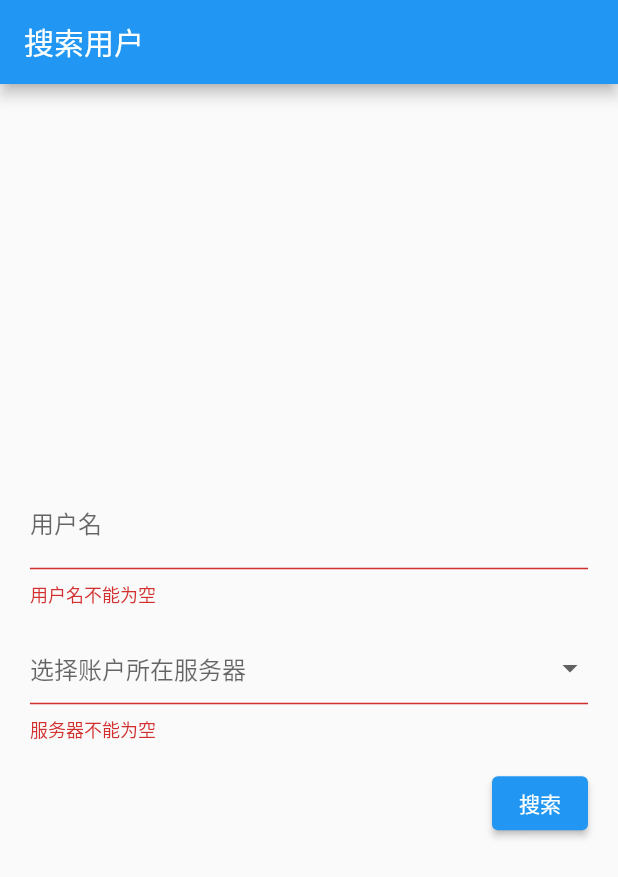
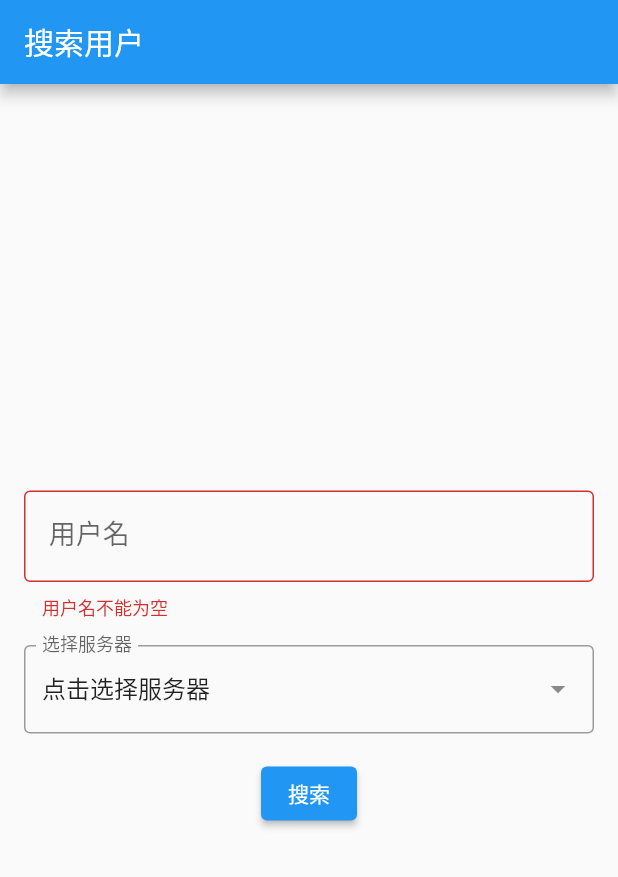
Before and after one commit to LXPDY/wows_kokomi_app, a Flutter app: the screen it shows after launch, after a tap on "搜索", on a phone screen of 412 x 824 dp. Shown: the top 877 px of the screen. Run offline on Flutter 3.47's test engine with Material 2 defaults, Android fonts, the phone set to English and light mode, and no system bars; accounts and stored records are empty; network calls fail.

Commit message:
feat:优化了用户搜索界面的UI

```diff
--- a/lib/widgets/user_search_list_view.dart
+++ b/lib/widgets/user_search_list_view.dart
@@ -6,11 +6,15 @@ import 'package:wows_kokomi_app/models/user_seach_model.dart';
 import 'package:wows_kokomi_app/widgets/error_widget.dart';
 
 const int limit = 10;
-final ListUserData searchLastData = ListUserData.createData("列表最多展示$limit个用户数据,如果未搜到请更详细地搜索,或检查用户名", null);
-final ListUserData searchErrorData = ListUserData.createData("获取用户列表为空,请检查网络环境以及用户名后刷新,或联系开发者", null);
+final ListUserData searchLastData =
+    ListUserData.createData("列表最多展示$limit个用户数据,如果未搜到请更详细地搜索,或检查用户名", null);
+final ListUserData searchErrorData =
+    ListUserData.createData("获取用户列表为空,请检查网络环境以及用户名后刷新,或联系开发者", null);
 
 class UserDataListPage extends StatefulWidget {
-  const UserDataListPage({Key? key, required this.serverName, required this.userName}) : super(key: key);
+  const UserDataListPage(
+      {Key? key, required this.serverName, required this.userName})
+      : super(key: key);
   final ServerName serverName;
   final String userName;
   @override
@@ -40,10 +44,12 @@ class _UserDataListPageState extends State<UserDataListPage> {
       errorWidge(userList.errorModel);
     }
   }
-  void errorWidge(ErrorHttpModel? errorHttpModel){
+
+  void errorWidge(ErrorHttpModel? errorHttpModel) {
     Navigator.push(
       context,
-      MaterialPageRoute(builder: (context) => HttpErrorWidget(errorModel: errorHttpModel)),
+      MaterialPageRoute(
+          builder: (context) => HttpErrorWidget(errorModel: errorHttpModel)),
     );
   }
 
@@ -62,8 +68,12 @@ class _UserDataListPageState extends State<UserDataListPage> {
                     return InkWell(
                       onTap: () {
                         // 在这里处理点击事件
+                        FocusScope.of(context).requestFocus(FocusNode());
                         if (kDebugMode) {
                           print('Clicked on ${userData.name}');
+                        }
+                        if (userData.aid == null) {
+                          return;
                         }
                       },
                       child: ListTile(
@@ -72,7 +82,6 @@ class _UserDataListPageState extends State<UserDataListPage> {
                       ),
                     );
                   },
-            )
-              ));
+                )));
   }
 }
--- a/lib/widgets/user_search_view.dart
+++ b/lib/widgets/user_search_view.dart
@@ -25,7 +25,7 @@ class _UserInputPageState extends State<UserInputPage> {
       appBar: AppBar(title: const Text('搜索用户')),
       body: Center(
         child: Padding(
-          padding: const EdgeInsets.all(20.0),
+          padding: const EdgeInsets.all(16.0),
           child: Form(
             key: _formKey,
             child: Column(
@@ -33,47 +33,56 @@ class _UserInputPageState extends State<UserInputPage> {
               crossAxisAlignment: CrossAxisAlignment.start,
               children: [
                 TextFormField(
+                  style: const TextStyle(fontSize: 18),
                   controller: _userNameController,
                   decoration: const InputDecoration(
-                    labelText: '用户名',
+                    labelText: ' 用户名',
+                    contentPadding:
+                        EdgeInsets.symmetric(vertical: 20.0, horizontal: 12),
+                    border: OutlineInputBorder(),
                   ),
                   validator: (value) {
                     if (value == null || value.isEmpty) {
                       return '用户名不能为空';
                     }
-                    if (!RegExp(r'^[a-zA-Z0-9_!@#$%^&*(),.?":{}|<>]+$')
-                        .hasMatch(value)) {
-                      return '请不要输入特殊符号';
-                    }
                     return null;
                   },
                 ),
                 const SizedBox(height: 16),
-                DropdownButtonFormField<ServerName>(
-                  hint: const Text('选择账户所在服务器'),
-                  value: _selectedServerName,
-                  onChanged: (ServerName? newValue) {
-                    setState(() {
-                      _selectedServerName = newValue;
-                    });
+                TextFormField(
+                  decoration: InputDecoration(
+                    labelText: '选择服务器',
+                    border: const OutlineInputBorder(),
+                    suffixIcon: PopupMenuButton<ServerName>(
+                      icon: const Icon(Icons.arrow_drop_down),
+                      itemBuilder: (BuildContext context) {
+                        return ServerName.values
+                            .map<PopupMenuItem<ServerName>>((ServerName value) {
+                          return PopupMenuItem<ServerName>(
+                            value: value,
+                            child: Text(value.name),
+                          );
+                        }).toList();
+                      },
+                      onSelected: (ServerName? newValue) {
+                        setState(() {
+                          _selectedServerName = newValue;
+                        });
+                      },
+                    ),
+                  ),
+                  readOnly: true,
+                  controller: TextEditingController(
+                    text: _selectedServerName?.name ?? '点击选择服务器',
+                  ),
+                  onTap: () {
+                    // 防止打开键盘
+                    FocusScope.of(context).requestFocus(FocusNode());
                   },
-                  validator: (value) {
-                    if (value == null) {
-                      return '服务器不能为空';
-                    }
-                    return null;
-                  },
-                  items: ServerName.values
-                      .map<DropdownMenuItem<ServerName>>((ServerName value) {
-                    return DropdownMenuItem<ServerName>(
-                      value: value,
-                      child: Text(value.name),
-                    );
-                  }).toList(),
                 ),
                 const SizedBox(height: 16),
                 Row(
-                  mainAxisAlignment: MainAxisAlignment.end,
+                  mainAxisAlignment: MainAxisAlignment.center,
                   children: [
                     ElevatedButton(
                       onPressed: () {
```
Lines whose indentation alone changed are shown as unchanged.
